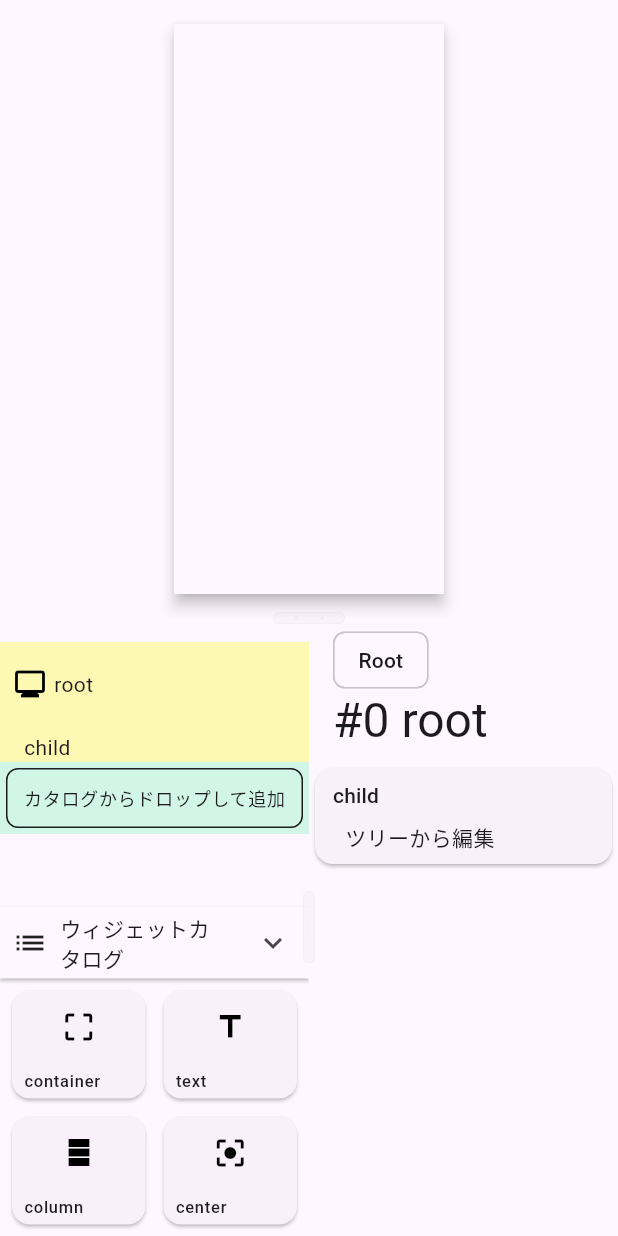
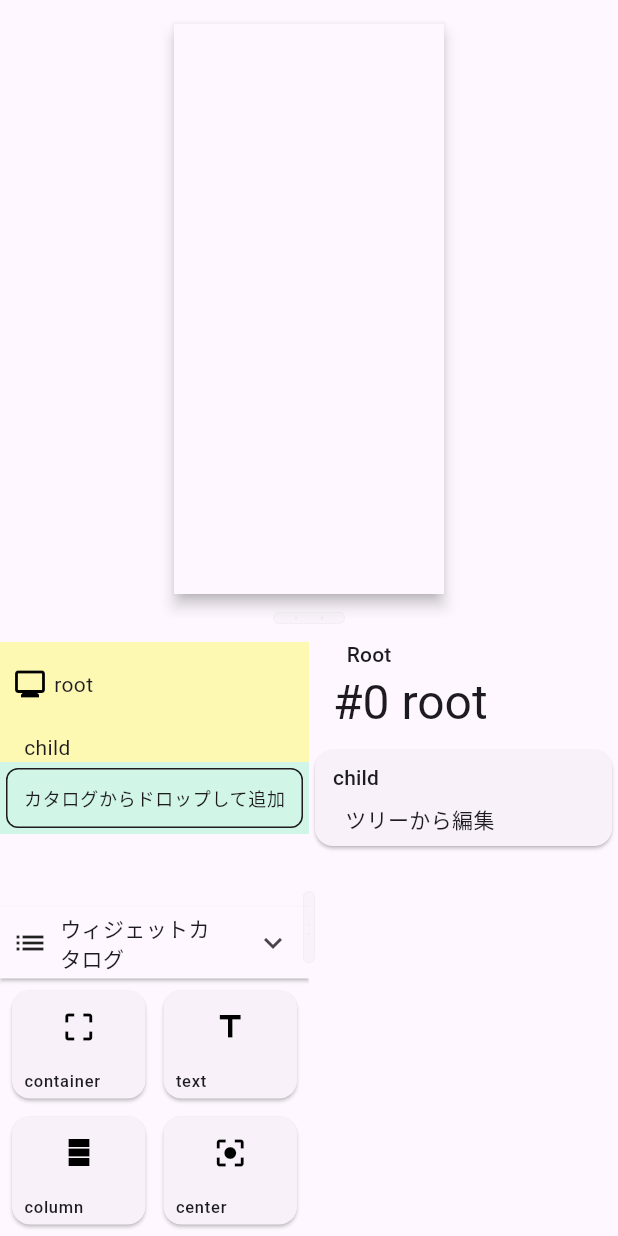
Before and after one commit to ogura-daiki/jyanken_app_drills_01, a Flutter app: the screen it shows after launch, after a tap on "フリープレイ", on a phone screen of 412 x 824 dp. Run offline on Flutter 3.47's test engine with Material 3 defaults, Android fonts, the phone set to English and light mode, and no system bars; our stand-ins replace flutter_hooks, freezed_annotation, get_it, hooks_riverpod, riverpod_annotation; generated files the repository leaves out were written again.

Commit message:
WidgetSelectorDisplayの表示を変更、装飾と縦幅を減らした

```diff
--- a/lib/src/component/widget_entity_editor/widget_selector_display.dart
+++ b/lib/src/component/widget_entity_editor/widget_selector_display.dart
@@ -26,7 +26,7 @@ class WidgetSelectorDisplay extends StatelessWidget {
     final height = textStyle.lineHeight();
 
     return SizedBox(
-      height: height * 2,
+      height: height * 1.4,
       child: ListView.separated(
         padding: padding,
         scrollDirection: .horizontal,
@@ -37,6 +37,8 @@ class WidgetSelectorDisplay extends StatelessWidget {
             _ => _buildLabel(selector[index - 1]),
           };
           return ActionChip(
+            padding: const .all(0),
+            side: .none,
             label: Text(label, style: textStyle),
             onPressed: () {
               onSelect(selector.sublist(0, index));
@@ -45,7 +47,7 @@ class WidgetSelectorDisplay extends StatelessWidget {
         },
         separatorBuilder: (context, index) => SizedBox(
           height: height,
-          child: Center(child: Icon(Icons.arrow_right, size: height)),
+          child: Center(child: Icon(Icons.keyboard_arrow_right, size: height)),
         ),
       ),
     );
```
